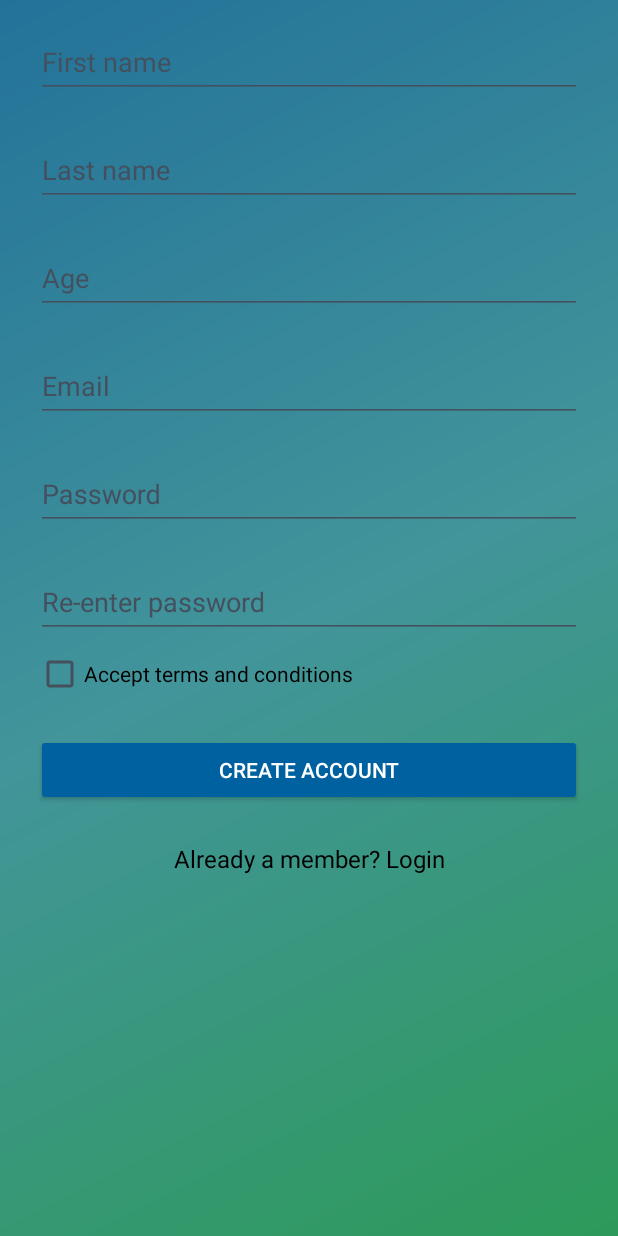
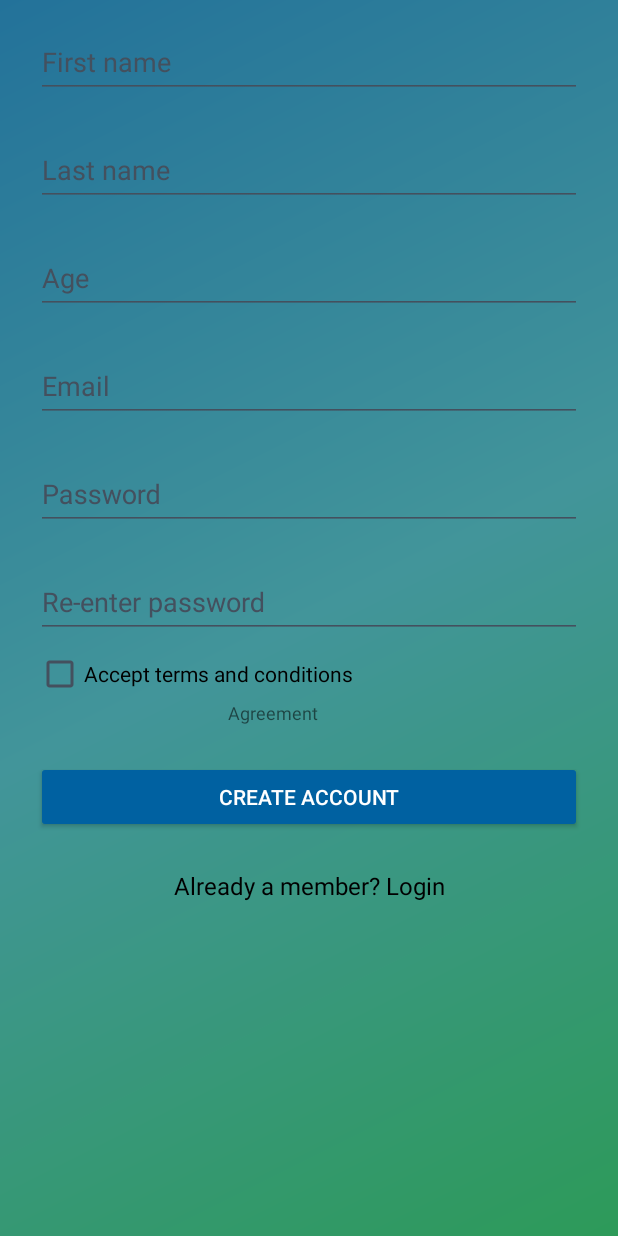
Before and after one commit to gebib/Idretts_app, an Android app: the screen it shows after launch (MainActivity), after a tap on "No account yet? Create one", on a phone screen of 412 x 824 dp. Run offline under Robolectric (Android 15) with nearby library versions, the phone set to English and light mode, and no system bars; our stand-ins replace Firebase (no records; nobody signed in at launch, a user with empty details on screens opened directly); 1 other tap on this screen came first.

Commit message:
update21: profil + chat + smaaTing igjen userAgreement_added.

```diff
--- a/app/src/main/java/com/example/gruppe43/idretts_app/application/view/fragments/Registration.java
+++ b/app/src/main/java/com/example/gruppe43/idretts_app/application/view/fragments/Registration.java
@@ -35,6 +35,7 @@ public class Registration extends Fragment implements View.OnClickListener{
     private Button createAccount;
     private FragmentActivityInterface mCallback;
     private Authentication authClass;
+    private TextView agreement;
 
 
     private FirebaseDatabase fbAuth;
@@ -60,6 +61,23 @@ public class Registration extends Fragment implements View.OnClickListener{
         passET = (EditText) view.findViewById(R.id.input_password);
         rePassET = (EditText) view.findViewById(R.id.input_reEnterPassword);
         acceptTermsCB = (CheckBox) view.findViewById(R.id.familyApproveCB);
+        agreement = (TextView) view.findViewById(R.id.agreement);
+
+        agreement.setOnClickListener(new View.OnClickListener() {
+            @Override
+            public void onClick(View v) {
+                AlertDialog.Builder builder1 = new AlertDialog.Builder(mCallback.getContext());
+                builder1.setTitle(R.string.userAgreementTitle);
+                builder1.setMessage(R.string.userAgreementText);
+                builder1.setPositiveButton("Ok", new DialogInterface.OnClickListener() {
+                    public void onClick(DialogInterface dialog, int id) {
+                        //ingen action.
+                    }
+                });
+                AlertDialog alert11 = builder1.create();
+                alert11.show();
+            }
+        });
         ageET.setKeyListener(null);
         ageET.setOnFocusChangeListener(new View.OnFocusChangeListener() {
             @Override
--- a/app/src/main/res/layout/fragment_registration.xml
+++ b/app/src/main/res/layout/fragment_registration.xml
@@ -115,6 +115,15 @@
             android:textColor="@color/small_stuffs_theme"
             android:text="@string/accept_terms_and_conditions" />
 
+        <TextView
+            android:id="@+id/agreement"
+            android:layout_width="107dp"
+            android:layout_marginTop="1dp"
+            android:textSize="12dp"
+            android:layout_gravity="center"
+            android:layout_height="wrap_content"
+            android:text="@string/agreement" />
+
         <android.support.v7.widget.AppCompatButton
             android:id="@+id/createAccountBT"
             android:layout_width="fill_parent"
--- a/app/src/main/res/values/strings.xml
+++ b/app/src/main/res/values/strings.xml
@@ -100,6 +100,9 @@
     <string name="playerAbsentRemoved">Player absent removed!</string>
     <string name="noChangesToBeRegisteredToast">There are no changes to be registrered!</string>
     <string name="playerAlreadyAbsent">Player already absent.</string>
+    <string name="agreement">Agreement</string>
+    <string name="userAgreementTitle">User Agreement</string>
+    <string name="userAgreementText">By submitting your information you are confirming being a part of Høvik Idrettslag. The data collected by this application is used to track your progress as an athlete, and will at no point be available to people or organizations outside of Høvik IL. If you are under the age of 13, please check with your parent or legal guardian before agreeing to these terms. While using this application we expect you to behave with common courtesy when using the messaging service. Any unwanted actions can lead to the cancellation of your account in addition to notification of your parents/legal guardians. This application works best if you submit realistic efforts, so have fun and be truthful with your excersise.</string>
 
 
 </resources>
```
